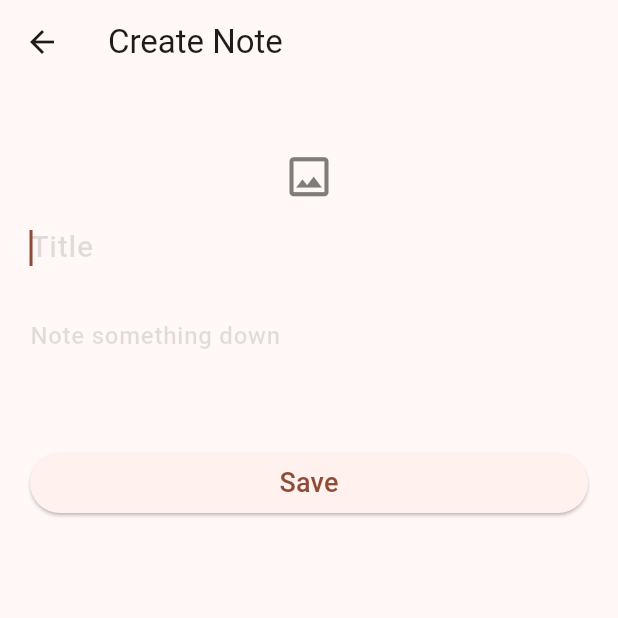
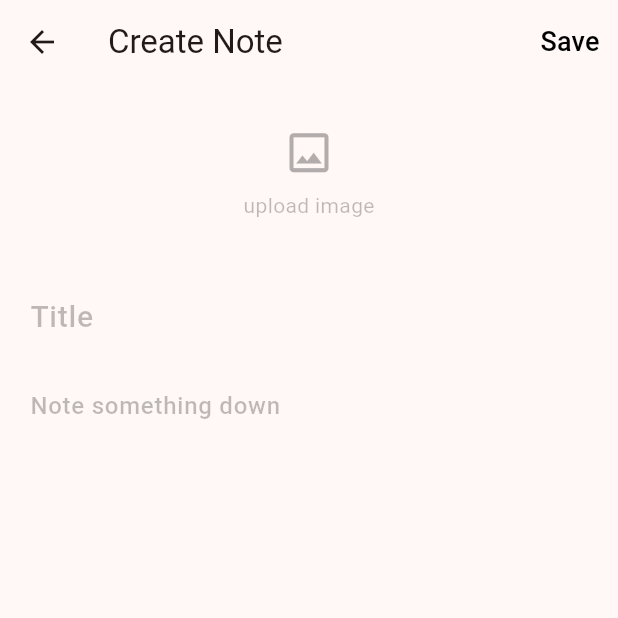
Before and after one commit to PalashChandraDas/Notepad-App, a Flutter app: the screen it shows after launch, item 2 of the bottom bar chosen, after a tap on the "add" icon, on a phone screen of 412 x 824 dp, the top half of it. Run offline on Flutter 3.47's test engine with Material 3 defaults, Android fonts, the phone set to English and light mode, and no system bars; our stand-ins replace flutter_screenutil, image_picker.

Commit message:
create note bug fixed

```diff
--- a/lib/app/modules/createNote/view/create_note_view.dart
+++ b/lib/app/modules/createNote/view/create_note_view.dart
@@ -1,15 +1,16 @@
-import 'dart:developer';
-
 import 'package:flutter/material.dart';
-import 'package:notepad/app/modules/createNote/widgets/save_button.dart';
-import 'package:notepad/app/modules/createNote/widgets/select_gallery_widget.dart';
-import 'package:notepad/app/modules/draft/provider/draft_provider.dart';
+import 'package:flutter_screenutil/flutter_screenutil.dart';
+import 'package:notepad/utils/custom_color.dart';
+import 'package:notepad/widgets/save_button.dart';
 import 'package:notepad/utils/app_constant.dart';
 import 'package:notepad/utils/custom_string.dart';
 import 'package:notepad/widgets/k_description_field.dart';
 import 'package:notepad/widgets/k_title_field.dart';
 import 'package:provider/provider.dart';
 
+import '../../../../widgets/delete_image_button.dart';
+import '../../../../widgets/k_image_file.dart';
+import '../../../../widgets/select_img_button.dart';
 import '../../note/provider/note_provider.dart';
 import '../provider/create_note_provider.dart';
 
@@ -17,75 +18,78 @@ class CreateNoteView extends StatelessWidget {
   const CreateNoteView({super.key});
   @override
   Widget build(BuildContext context) {
-    // final createNoteProvider = Provider.of<CreateNoteProvider>(context, listen: false);
+    //declare instance
     final createNoteProvider = context.read<CreateNoteProvider>();
-    final draftProvider = context.read<DraftProvider>();
     final noteProvider = context.read<NoteProvider>();
 
     return WillPopScope(
       onWillPop: () async {
-        //send data to draft list
        return createNoteProvider.onBackButtonPressed(context: context);
       },
       child: Scaffold(
         appBar: AppBar(
           title: const Text(CustomString.createNoteTitle),
+          actions: [
+            SaveButton(
+              onPressed: () {
+                noteProvider.addNoteFunc(context: context);
+              },
+            ),
+          ],
         ),
         body: SingleChildScrollView(
-          padding: const EdgeInsets.all(20),
+          padding: EdgeInsets.all(20.w),
           child: Column(
             children: [
+              //UPLOADED IMAGE
+              Consumer<CreateNoteProvider>(
+                builder: (_, value, child) {
+                  return value.uploadedImg == null
+                      ? SelectImageButton(
+                          isIconSize: true,
+                          isChangeColor: value.isUploaded,
+                          onPressed: () => value.showOptions(context: context),
+                        )
+                      : KImageFile(
+                          imageFile: value.uploadedImg!,
+                        );
+                },
+              ),
+              //IMAGE PATH
               Consumer<CreateNoteProvider>(
                 builder: (context, value, child) {
                   return value.uploadedImg == null
-                      ? const SizedBox()
-                      : SizedBox(
-                          height: 200, child: Image.file(value.uploadedImg!));
+                      ? const Text(
+                          CustomString.selectTxt,
+                          style: TextStyle(color: CustomColor.textHintColor),
+                        )
+                      : Text(value.currentImagePath());
                 },
               ),
+              20.verticalSpace,
+              //IMAGE AND CLEAR BUTTON
               Consumer<CreateNoteProvider>(
                 builder: (context, value, child) {
-                  return value.uploadedImg == null
-                      ? const SizedBox()
-                      : Text(
-                          value.uploadedImg!.path.split('/').last.toString());
-                },
-              ),
-              const SizedBox(
-                height: 20,
-              ),
-              Consumer<CreateNoteProvider>(
-                builder: (context, value, child) {
-                  return Row(
+                  return value.isUploaded == true
+                      ? Row(
                           mainAxisAlignment: MainAxisAlignment.center,
                           children: [
-                      SelectGalleryWidget(
+                            SelectImageButton(
                               isChangeColor: value.isUploaded,
-                        onPressed: () => value.showOptions(context: context),
+                              onPressed: () =>
+                                  value.showOptions(context: context),
                             ),
-                      value.isUploaded
-                          ? IconButton(
-                              onPressed: () {
+                            deleteImageButton(onPressed: () {
                               value.deleteImage();
-                              },
-                              icon: const Icon(Icons.clear))
-                          : const SizedBox()
+                            })
                           ],
-                  );
+                        )
+                      : const SizedBox();
                 },
               ),
               KTitleField(controller: createNoteProvider.titleCtrl),
               AppConstant.kDefaultGap,
               KDescriptionField(controller: createNoteProvider.descCtrl),
-              const SizedBox(
-                height: 50,
-              ),
-              SaveButton(
-                onPressed: () {
-                  noteProvider.addNoteFunc(context: context);
-                  createNoteProvider.clearAllValue();
-                },
-              ),
             ],
           ),
         ),
--- a/lib/app/modules/createNote/widgets/save_button.dart
+++ /dev/null
@@ -1,20 +0,0 @@
-import 'package:flutter/material.dart';
-
-import '../../../../utils/app_constant.dart';
-
-class SaveButton extends StatelessWidget {
-  const SaveButton({super.key, required this.onPressed});
-  final void Function() onPressed;
-
-  @override
-  Widget build(BuildContext context) {
-    return SizedBox(
-      width: AppConstant.kWidth(context: context),
-      child: ElevatedButton(
-          onPressed: onPressed,
-          child: const Text('Save', style: TextStyle(
-            fontSize: 18
-          ),)),
-    );
-  }
-}
--- a/lib/app/modules/createNote/widgets/select_gallery_widget.dart
+++ /dev/null
@@ -1,24 +0,0 @@
-import 'package:flutter/cupertino.dart';
-import 'package:flutter/material.dart';
-
-import '../../../../utils/custom_color.dart';
-
-class SelectGalleryWidget extends StatelessWidget {
-  const SelectGalleryWidget({super.key, required this.onPressed ,this.isChangeColor = true});
-
-  final void Function() onPressed;
-  final bool isChangeColor;
-
-  @override
-  Widget build(BuildContext context) {
-    return CupertinoButton(
-      padding: EdgeInsets.zero,
-      onPressed: onPressed,
-      child: Icon(
-        Icons.image_outlined,
-        size: 35,
-        color: isChangeColor ? CustomColor.primaryColor: CustomColor.textHintColor.withOpacity(.5),
-      ),
-    );
-  }
-}
--- a/lib/app/modules/draft/provider/draft_provider.dart
+++ b/lib/app/modules/draft/provider/draft_provider.dart
@@ -29,7 +29,7 @@ class DraftProvider extends ChangeNotifier{
   void deleteDraft(int index){
     allDraftList.removeAt(index);
 
-    log(allDraftList.toString());
+    log('d length===>${allDraftList.length.toString()}');
     notifyListeners();
   }
 
--- a/lib/app/modules/draft/view/draft_view.dart
+++ b/lib/app/modules/draft/view/draft_view.dart
@@ -5,10 +5,14 @@ import 'package:notepad/app/routes/custom_router.dart';
 import 'package:provider/provider.dart';
 
 
-class DraftView extends StatelessWidget {
+class DraftView extends StatefulWidget {
   const DraftView({super.key,});
 
+  @override
+  State<DraftView> createState() => _DraftViewState();
+}
 
+class _DraftViewState extends State<DraftView> {
   @override
   Widget build(BuildContext context) {
     // final draftProvider = context.read<DraftProvider>();
--- a/lib/main.dart
+++ b/lib/main.dart
@@ -1,8 +1,10 @@
 import 'package:flutter/material.dart';
+import 'package:flutter_screenutil/flutter_screenutil.dart';
 import 'package:notepad/app/modules/createNote/provider/create_note_provider.dart';
 import 'package:notepad/app/modules/draft/provider/draft_provider.dart';
 import 'package:notepad/app/modules/nav/porvider/nav_provider.dart';
 import 'package:notepad/theme/app_theme.dart';
+import 'package:notepad/utils/app_constant.dart';
 import 'package:notepad/utils/custom_string.dart';
 import 'package:provider/provider.dart';
 
@@ -28,13 +30,19 @@ void main() {
 class MyApp extends StatelessWidget {
   const MyApp({super.key});
 
-  // This widget is the root of your application.
+  // This widget is the root of this application.
   @override
   Widget build(BuildContext context) {
-    return MaterialApp(
-      title: CustomString.appName,
-      theme: AppTheme.themeData,
-      home: NavView(),
+    //dynamic height and width
+    double w = AppConstant.kWidth(context: context);
+    double h = AppConstant.kWidth(context: context);
+    return ScreenUtilInit(
+      designSize: Size(w,h),
+      builder: (_, child) => MaterialApp(
+        title: CustomString.appName,
+        theme: AppTheme.themeData,
+        home: const NavView(),
+      ),
     );
   }
 }
--- a/lib/utils/custom_color.dart
+++ b/lib/utils/custom_color.dart
@@ -2,5 +2,7 @@ import 'package:flutter/material.dart';
 
 class CustomColor{
   static const Color primaryColor = Colors.deepOrange;
-  static const Color textHintColor = Colors.black12;
+  static const Color textHintColor = Colors.black26;
+  static const Color errorColor = Colors.red;
+  static const Color blackColor = Colors.black;
 }
--- a/lib/utils/custom_string.dart
+++ b/lib/utils/custom_string.dart
@@ -5,7 +5,8 @@ class CustomString{
   static const String descriptionHint = 'Note something down';
   static const String gallery = 'Gallery';
   static const String camera = 'Camera';
-  static const String selectTxt = 'Please select image';
+  static const String selectTxt = 'upload image';
+  static const String saveBtnTitle = 'Save';
 
   //nav
   static const String note = 'Note';
@@ -18,4 +19,16 @@ class CustomString{
 
   //draft
   static String editDraftTitle = 'Edit Draft';
+
+  //error
+  static String imgErrorTxt = 'Image error !!!';
+  static String toastButtonAction = 'Image required !!';
+  static String requiredTxt = '';
+
+  //dialog
+  static String saveDraftTxt = 'Save draft?';
+  static String noTxt = 'No';
+  static String yesTxt = 'Yes';
+
+
 }
--- /dev/null
+++ b/lib/widgets/delete_image_button.dart
@@ -0,0 +1,4 @@
+import 'package:flutter/material.dart';
+
+Widget deleteImageButton({required void Function() onPressed}) =>
+    IconButton(onPressed: onPressed, icon: const Icon(Icons.clear));
--- a/lib/widgets/k_title_field.dart
+++ b/lib/widgets/k_title_field.dart
@@ -1,4 +1,5 @@
 import 'package:flutter/material.dart';
+import 'package:flutter_screenutil/flutter_screenutil.dart';
 
 import '../utils/custom_color.dart';
 import '../utils/custom_string.dart';
@@ -13,15 +14,15 @@ class KTitleField extends StatelessWidget {
     return TextFormField(
       controller: controller,
       maxLines: 1,
-      autofocus: true,
+      // autofocus: true,
       textInputAction: TextInputAction.next,
-      decoration: const InputDecoration(
+      decoration: InputDecoration(
         border: InputBorder.none,
         hintText: CustomString.titleHint,
         hintStyle: TextStyle(
             fontWeight: FontWeight.w500,
             color: CustomColor.textHintColor,
-            fontSize: 20),
+            fontSize: 20.sp),
       ),
     );
   }
--- /dev/null
+++ b/lib/widgets/save_button.dart
@@ -0,0 +1,20 @@
+import 'package:flutter/material.dart';
+import 'package:flutter_screenutil/flutter_screenutil.dart';
+import 'package:notepad/utils/custom_color.dart';
+import 'package:notepad/utils/custom_string.dart';
+
+
+class SaveButton extends StatelessWidget {
+  const SaveButton({super.key, required this.onPressed});
+  final void Function() onPressed;
+
+  @override
+  Widget build(BuildContext context) {
+    return TextButton(
+        onPressed: onPressed,
+        child: Text(CustomString.saveBtnTitle, style: TextStyle(
+          fontSize: 18.sp,
+          color: CustomColor.blackColor
+        ),));
+  }
+}
--- /dev/null
+++ b/lib/widgets/select_img_button.dart
@@ -0,0 +1,25 @@
+import 'package:flutter/material.dart';
+import 'package:flutter_screenutil/flutter_screenutil.dart';
+
+import '../utils/custom_color.dart';
+
+class SelectImageButton extends StatelessWidget {
+  const SelectImageButton({super.key, required this.onPressed ,this.isChangeColor = true,
+  this.isIconSize = false});
+
+  final void Function() onPressed;
+  final bool isChangeColor;
+  final bool isIconSize;
+
+  @override
+  Widget build(BuildContext context) {
+    return IconButton(
+      onPressed: onPressed,
+      icon: Icon(
+        Icons.image_outlined,
+        size: isIconSize? 35.w:25.w ,
+        color: isChangeColor ? CustomColor.primaryColor: CustomColor.textHintColor.withOpacity(.3),
+      ),
+    );
+  }
+}
--- a/pubspec.yaml
+++ b/pubspec.yaml
@@ -37,6 +37,8 @@ dependencies:
   cupertino_icons: ^1.0.2
   provider: ^6.1.1
   image_picker: ^1.0.6
+  flutter_screenutil: ^5.9.0
+
 
 dev_dependencies:
   flutter_test:
@@ -61,8 +63,8 @@ flutter:
   uses-material-design: true
 
   # To add assets to your application, add an assets section, like this:
-  # assets:
-  #   - images/a_dot_burr.jpeg
+  assets:
+    - assets/
   #   - images/a_dot_ham.jpeg
 
   # An image asset can refer to one or more resolution-specific "variants", see
```
Also changed, not shown: lib/app/modules/createNote/provider/create_note_provider.dart (+19 -6 lines), lib/app/modules/edit_note/view/edit_note_view.dart (+55 -28 lines), lib/app/modules/note/provider/note_provider.dart (+22 -7 lines), lib/utils/app_constant.dart (+11 -4 lines), lib/widgets/k_image_file.dart (added, +25 -0 lines), assets/d.png (added), pubspec.lock. Lines whose indentation alone changed are shown as unchanged.
